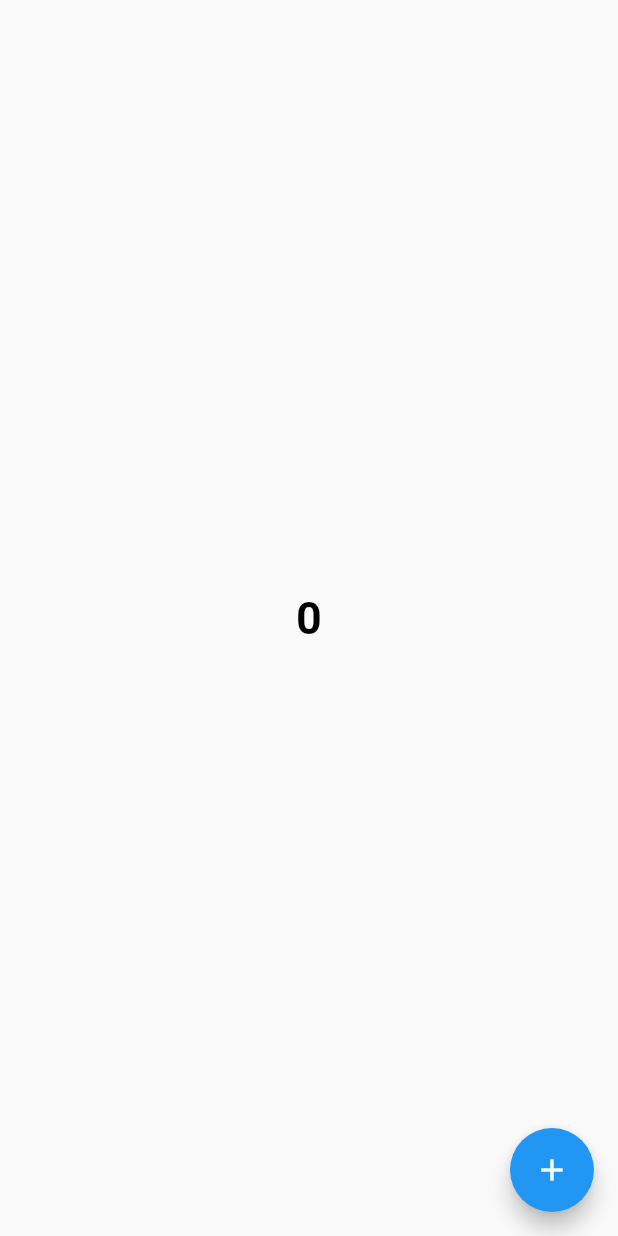
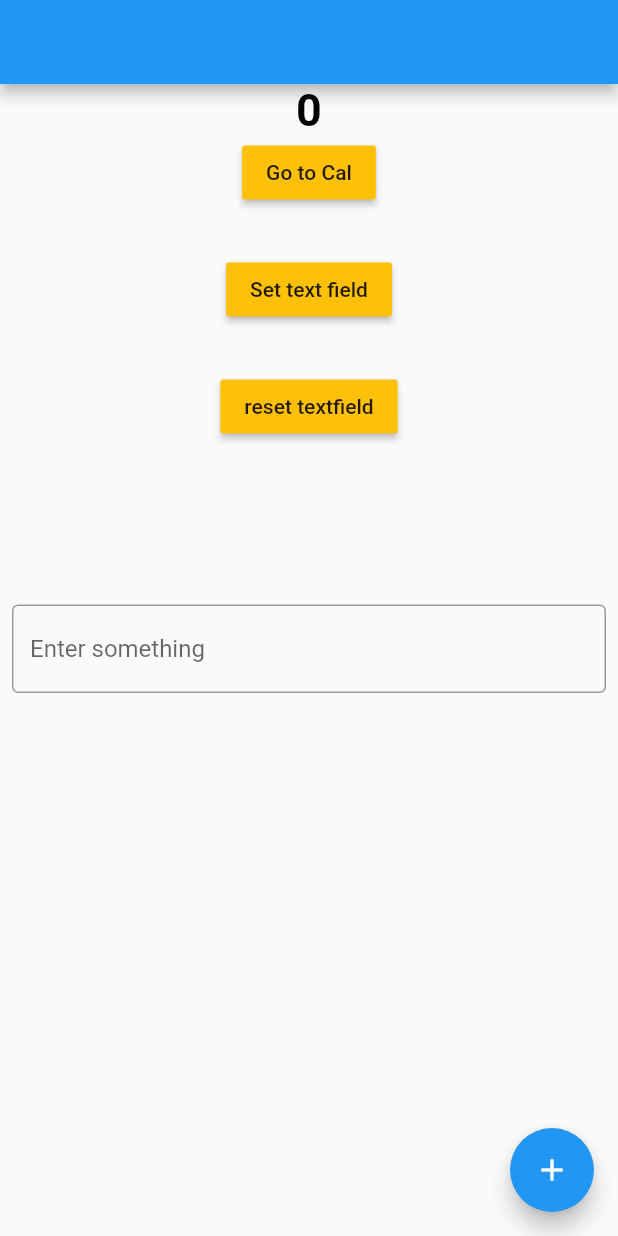
Before and after one commit to Choijh03/Stacked_Counter_Tutorial_Flutter, a Flutter app: the screen it shows after launch, on a phone screen of 412 x 824 dp. Run offline on Flutter 3.47's test engine with Material 2 defaults, Android fonts, the phone set to English and light mode, and no system bars; our stand-ins replace stacked, stacked_services, stacked_shared.

Commit message:
code udpated
code udpated

```diff
--- a/stack_tutorial_app/lib/app/app.dart
+++ b/stack_tutorial_app/lib/app/app.dart
@@ -5,6 +5,7 @@ import 'package:stack_tutorial_app/ui/views/startup/startup_view.dart';
 import 'package:stacked/stacked_annotations.dart';
 import 'package:stacked_services/stacked_services.dart';
 import 'package:stack_tutorial_app/ui/views/counter/counter_view.dart';
+import 'package:stack_tutorial_app/ui/views/calculator/calculator_view.dart';
 // @stacked-import
 
 @StackedApp(
@@ -12,6 +13,7 @@ import 'package:stack_tutorial_app/ui/views/counter/counter_view.dart';
     MaterialRoute(page: HomeView),
     MaterialRoute(page: StartupView),
     MaterialRoute(page: CounterView),
+    MaterialRoute(page: CalculatorView),
 // @stacked-route
   ],
   dependencies: [
--- a/stack_tutorial_app/lib/app/app.router.dart
+++ b/stack_tutorial_app/lib/app/app.router.dart
@@ -5,13 +5,15 @@
 // **************************************************************************
 
 // ignore_for_file: no_leading_underscores_for_library_prefixes
-import 'package:flutter/material.dart' as _i5;
+import 'package:flutter/material.dart' as _i6;
 import 'package:flutter/material.dart';
+import 'package:stack_tutorial_app/ui/views/calculator/calculator_view.dart'
+    as _i5;
 import 'package:stack_tutorial_app/ui/views/counter/counter_view.dart' as _i4;
 import 'package:stack_tutorial_app/ui/views/home/home_view.dart' as _i2;
 import 'package:stack_tutorial_app/ui/views/startup/startup_view.dart' as _i3;
 import 'package:stacked/stacked.dart' as _i1;
-import 'package:stacked_services/stacked_services.dart' as _i6;
+import 'package:stacked_services/stacked_services.dart' as _i7;
 
 class Routes {
   static const homeView = '/home-view';
@@ -20,10 +22,13 @@ class Routes {
 
   static const counterView = '/counter-view';
 
+  static const calculatorView = '/calculator-view';
+
   static const all = <String>{
     homeView,
     startupView,
     counterView,
+    calculatorView,
   };
 }
 
@@ -41,26 +46,37 @@ class StackedRouter extends _i1.RouterBase {
       Routes.counterView,
       page: _i4.CounterView,
     ),
+    _i1.RouteDef(
+      Routes.calculatorView,
+      page: _i5.CalculatorView,
+    ),
   ];
 
   final _pagesMap = <Type, _i1.StackedRouteFactory>{
     _i2.HomeView: (data) {
-      return _i5.MaterialPageRoute<dynamic>(
+      return _i6.MaterialPageRoute<dynamic>(
         builder: (context) => const _i2.HomeView(),
         settings: data,
         maintainState: false,
       );
     },
     _i3.StartupView: (data) {
-      return _i5.MaterialPageRoute<dynamic>(
+      return _i6.MaterialPageRoute<dynamic>(
         builder: (context) => const _i3.StartupView(),
         settings: data,
         maintainState: false,
       );
     },
     _i4.CounterView: (data) {
-      return _i5.MaterialPageRoute<dynamic>(
+      return _i6.MaterialPageRoute<dynamic>(
         builder: (context) => const _i4.CounterView(),
+        settings: data,
+        maintainState: false,
+      );
+    },
+    _i5.CalculatorView: (data) {
+      return _i6.MaterialPageRoute<dynamic>(
+        builder: (context) => const _i5.CalculatorView(),
         settings: data,
         maintainState: false,
       );
@@ -73,7 +89,7 @@ class StackedRouter extends _i1.RouterBase {
   Map<Type, _i1.StackedRouteFactory> get pagesMap => _pagesMap;
 }
 
-extension NavigatorStateExtension on _i6.NavigationService {
+extension NavigatorStateExtension on _i7.NavigationService {
   Future<dynamic> navigateToHomeView([
     int? routerId,
     bool preventDuplicates = true,
@@ -110,6 +126,20 @@ extension NavigatorStateExtension on _i6.NavigationService {
         transition,
   ]) async {
     return navigateTo<dynamic>(Routes.counterView,
+        id: routerId,
+        preventDuplicates: preventDuplicates,
+        parameters: parameters,
+        transition: transition);
+  }
+
+  Future<dynamic> navigateToCalculatorView([
+    int? routerId,
+    bool preventDuplicates = true,
+    Map<String, String>? parameters,
+    Widget Function(BuildContext, Animation<double>, Animation<double>, Widget)?
+        transition,
+  ]) async {
+    return navigateTo<dynamic>(Routes.calculatorView,
         id: routerId,
         preventDuplicates: preventDuplicates,
         parameters: parameters,
@@ -157,4 +187,18 @@ extension NavigatorStateExtension on _i6.NavigationService {
         parameters: parameters,
         transition: transition);
   }
+
+  Future<dynamic> replaceWithCalculatorView([
+    int? routerId,
+    bool preventDuplicates = true,
+    Map<String, String>? parameters,
+    Widget Function(BuildContext, Animation<double>, Animation<double>, Widget)?
+        transition,
+  ]) async {
+    return replaceWith<dynamic>(Routes.calculatorView,
+        id: routerId,
+        preventDuplicates: preventDuplicates,
+        parameters: parameters,
+        transition: transition);
+  }
 }
--- /dev/null
+++ b/stack_tutorial_app/lib/ui/views/calculator/calculator_view.dart
@@ -0,0 +1,51 @@
+import 'package:flutter/material.dart';
+import 'package:stacked/stacked.dart';
+
+import 'calculator_viewmodel.dart';
+
+class CalculatorView extends StackedView<CalculatorViewModel> {
+  const CalculatorView({
+    Key? key,
+  }) : super(key: key);
+
+  @override
+  Widget builder(
+    BuildContext context,
+    CalculatorViewModel viewModel,
+    Widget? child,
+  ) {
+    return Scaffold(
+      appBar: AppBar(
+        title: Text('Cal App Bar'),
+      ),
+      backgroundColor: Theme.of(context).backgroundColor,
+      body: Container(
+        padding: const EdgeInsets.only(left: 25.0, right: 25.0),
+        child: Column(
+          mainAxisAlignment: MainAxisAlignment.center,
+          children: [
+            Center(
+              child: Text(
+                'Calculator',
+                style: TextStyle(
+                  fontSize: 30,
+                  color: Colors.black,
+                ),
+              ),
+            ),
+            Text(
+              viewModel.hi,
+              style: TextStyle(color: Colors.black, fontSize: 20),
+            ),
+          ],
+        ),
+      ),
+    );
+  }
+
+  @override
+  CalculatorViewModel viewModelBuilder(
+    BuildContext context,
+  ) =>
+      CalculatorViewModel();
+}
--- /dev/null
+++ b/stack_tutorial_app/lib/ui/views/calculator/calculator_viewmodel.dart
@@ -0,0 +1,6 @@
+import 'package:flutter/material.dart';
+import 'package:stacked/stacked.dart';
+
+class CalculatorViewModel extends BaseViewModel {
+  final String hi = 'hi';
+}
--- a/stack_tutorial_app/lib/ui/views/counter/counter_view.dart
+++ b/stack_tutorial_app/lib/ui/views/counter/counter_view.dart
@@ -1,4 +1,5 @@
 import 'package:flutter/material.dart';
+import 'package:stack_tutorial_app/ui/views/calculator/calculator_view.dart';
 import 'package:stacked/stacked.dart';
 import 'counter_viewmodel.dart';
 
@@ -10,19 +11,72 @@ class CounterView extends StackedView<CounterViewModel> {
   Widget builder(
       BuildContext context, CounterViewModel viewModel, Widget? child) {
     return Scaffold(
+      appBar: AppBar(),
       floatingActionButton: FloatingActionButton(
         onPressed: viewModel.incrementCounter,
         child: Icon(
           Icons.add,
         ),
       ),
-      body: Center(
+      body: SingleChildScrollView(
+        child: Column(
+          mainAxisAlignment: MainAxisAlignment.center,
+          children: [
+            Center(
               child: Text(
                 viewModel.counter.toString(),
                 style: const TextStyle(
                   fontSize: 30,
                   fontWeight: FontWeight.bold,
                 ),
+              ),
+            ),
+            MaterialButton(
+              onPressed: viewModel.CalPage,
+              color: Colors.amber,
+              child: Text('Go to Cal'),
+            ),
+            SizedBox(
+              height: 30,
+            ),
+            MaterialButton(
+              onPressed: () {
+                viewModel.SetText();
+                viewModel.reset();
+              },
+              color: Colors.amber,
+              child: Text('Set text field'),
+            ),
+            SizedBox(
+              height: 30,
+            ),
+            MaterialButton(
+              onPressed: viewModel.reset,
+              color: Colors.amber,
+              child: Text('reset textfield'),
+            ),
+            SizedBox(
+              height: 100,
+            ),
+            Padding(
+              padding: const EdgeInsets.all(8.0),
+              child: TextField(
+                controller: viewModel.textContorller,
+                textAlign: TextAlign.start,
+                decoration: InputDecoration(
+                  border: OutlineInputBorder(),
+                  hintText: 'Enter something',
+                ),
+              ),
+            ),
+            SizedBox(
+              height: 100,
+            ),
+            Text(
+              viewModel.data,
+              style: TextStyle(color: Colors.black, fontSize: 20),
+            ),
+          ],
         ),
       ),
     );
--- a/stack_tutorial_app/lib/ui/views/counter/counter_viewmodel.dart
+++ b/stack_tutorial_app/lib/ui/views/counter/counter_viewmodel.dart
@@ -1,12 +1,34 @@
+import 'package:flutter/material.dart';
+import 'package:stack_tutorial_app/app/app.router.dart';
 import 'package:stacked/stacked.dart';
+import 'package:stacked_services/stacked_services.dart';
+
+import '../../../app/app.locator.dart';
 
 //view model is where we write the logic and functionalities
 class CounterViewModel extends BaseViewModel {
+  final _navigationService = locator<NavigationService>();
   int _counter = 0;
   int get counter => _counter;
+  var textContorller = TextEditingController();
+  String data = '';
 
   void incrementCounter() {
     _counter++;
     rebuildUi();
   }
+
+  void CalPage() {
+    _navigationService.navigateToCalculatorView();
+  }
+
+  void SetText() {
+    data = textContorller.text.toString();
+    rebuildUi();
+  }
+
+  void reset() {
+    textContorller.clear();
+    rebuildUi();
+  }
 }
```
Also changed, not shown: 1 other file. Lines whose indentation alone changed are shown as unchanged.
